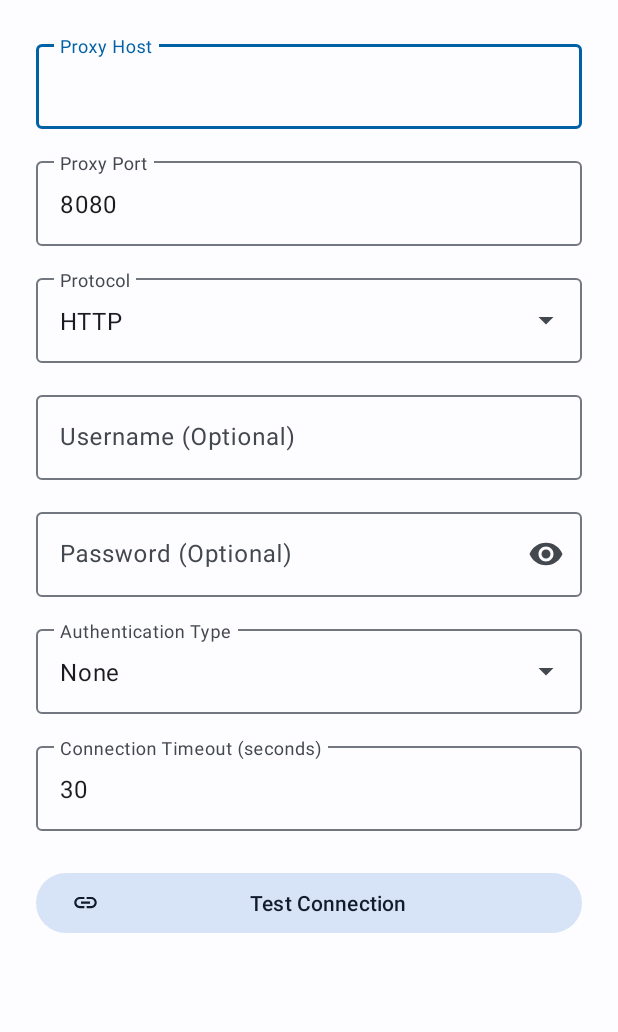
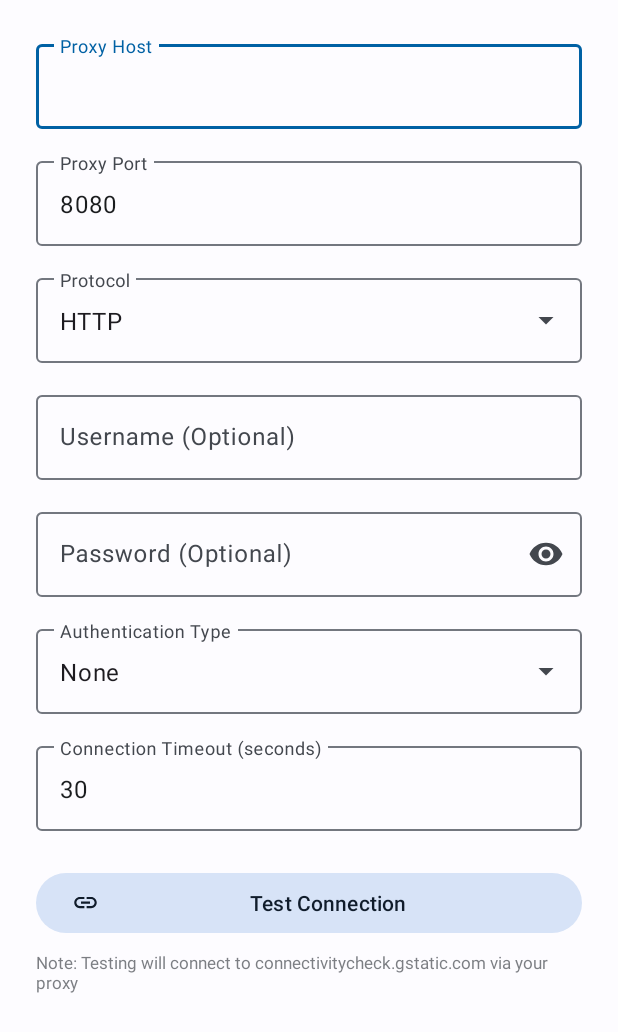
Before and after one commit to deutsia/deutsia-radio, an Android app: the layout dialog_configure_proxy.xml on its own in the app's theme, with its tools: preview values and no code run, on a phone screen of 412 x 824 dp. Shown: the top 1032 px of the screen. Run offline under Robolectric (Android 15) with nearby library versions, the phone set to English and light mode, and no system bars.

Commit message:
Add privacy disclaimer to proxy connection test
Inform users that testing will connect to Google's connectivity
check endpoint (connectivitycheck.gstatic.com) through their proxy.

This provides transparency about what the test does and where
their connection will be routed during testing.

```diff
--- a/app/src/main/res/layout/dialog_configure_proxy.xml
+++ b/app/src/main/res/layout/dialog_configure_proxy.xml
@@ -143,6 +143,16 @@
             app:icon="@drawable/ic_link"
             app:iconGravity="start" />
 
+        <!-- Test Connection Disclaimer -->
+        <TextView
+            android:layout_width="match_parent"
+            android:layout_height="wrap_content"
+            android:layout_marginTop="8dp"
+            android:text="@string/hint_test_connection_disclaimer"
+            android:textSize="11sp"
+            android:textColor="?attr/colorOnSurfaceVariant"
+            android:alpha="0.7" />
+
         <TextView
             android:id="@+id/testResultText"
             android:layout_width="match_parent"
--- a/app/src/main/res/values/strings.xml
+++ b/app/src/main/res/values/strings.xml
@@ -101,6 +101,7 @@
     <string name="button_change">Change</string>
     <string name="button_start">Start</string>
     <string name="button_test_connection">Test Connection</string>
+    <string name="hint_test_connection_disclaimer">Note: Testing will connect to connectivitycheck.gstatic.com via your proxy</string>
     <string name="button_choose_image">Choose Image</string>
     <string name="button_clear">Clear</string>
 
```
